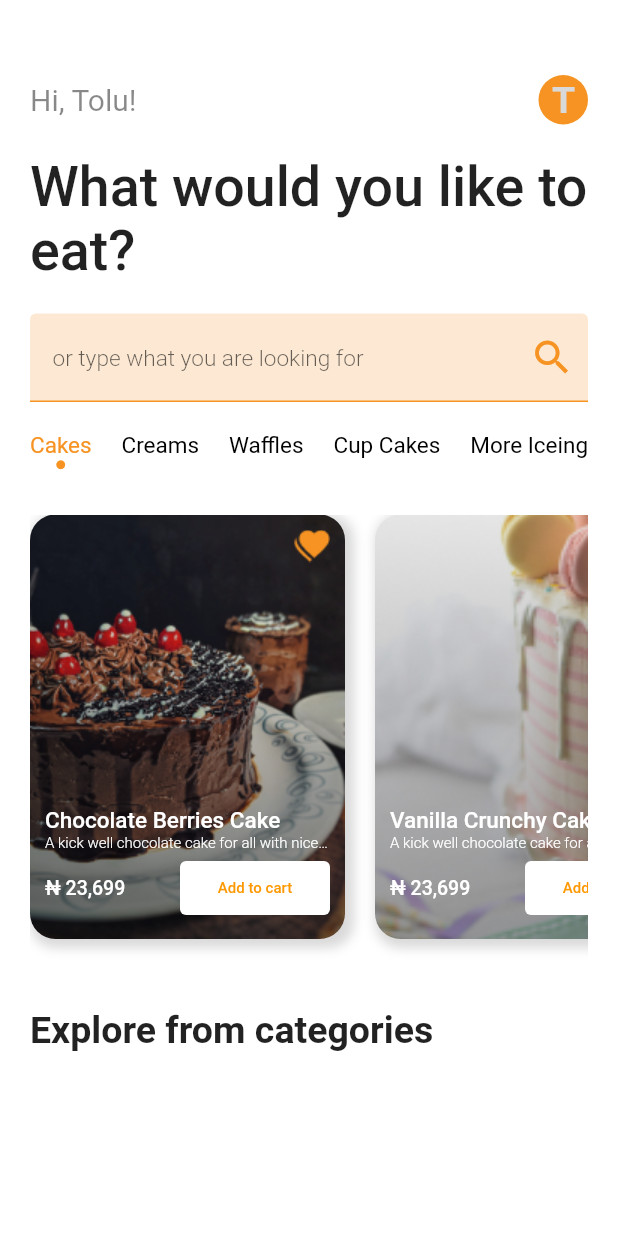
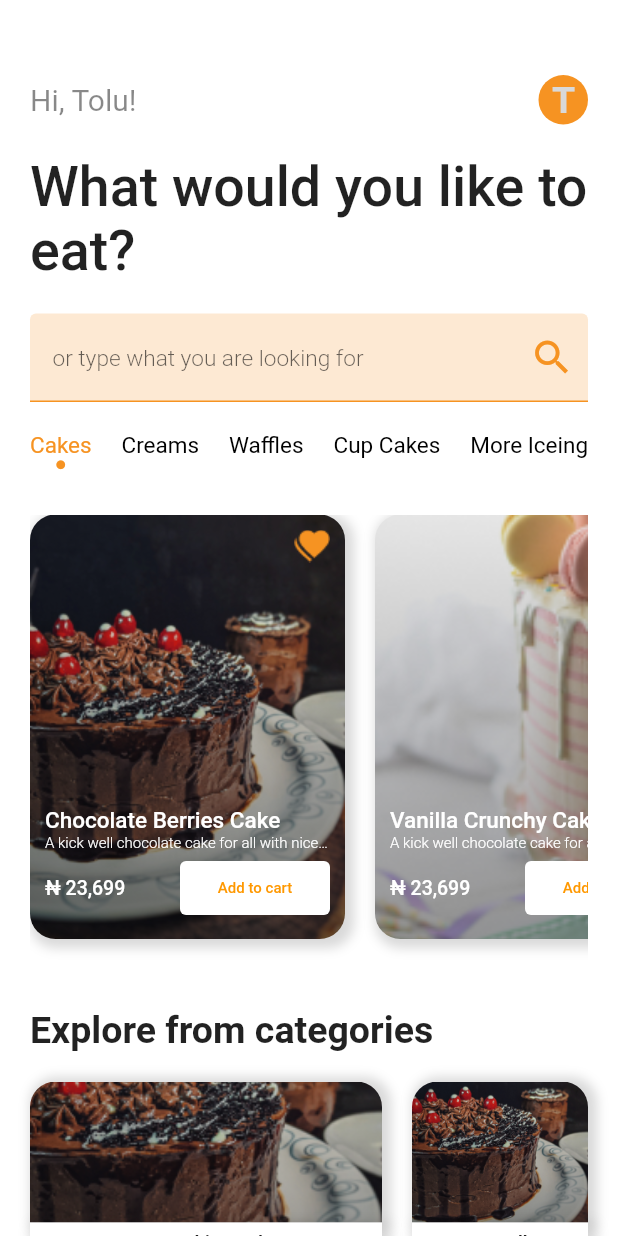
Before and after one commit to ayoolat/pastries, a Flutter app: the DashboardScreen screen opened by its route, on a phone screen of 412 x 824 dp. Run offline on Flutter 3.47's test engine with Material 2 defaults, Android fonts, the phone set to English and light mode, and no system bars; our stand-ins replace pinput.

Commit message:
Completed explore section

```diff
--- a/lib/screens/dashboard.dart
+++ b/lib/screens/dashboard.dart
@@ -6,6 +6,7 @@ import '../utils/config/images.dart';
 import '../utils/constants.dart';
 import '../widgets/CategoriesNavitionBar.dart';
 import '../widgets/MainCakeCard.dart';
+import '../widgets/exploreCardsOrder.dart';
 
 class DashboardScreen extends StatefulWidget {
   const DashboardScreen({Key? key}) : super(key: key);
@@ -19,8 +20,9 @@ class _DashboardScreenState extends State<DashboardScreen> {
   Widget build(BuildContext context) {
     return Scaffold(
       backgroundColor: Colors.white,
-      body: Container(
-        height: double.infinity,
+      body: SingleChildScrollView(
+        scrollDirection: Axis.vertical,
+        child: Container(
           width: double.infinity,
           child: Padding(
             padding: const EdgeInsets.symmetric(vertical: 50, horizontal: 20),
@@ -157,8 +159,35 @@ class _DashboardScreenState extends State<DashboardScreen> {
                     "Explore from categories",
                     style: kSubDashboardHeading,
                   ),
+                ),
+                const SizedBox(
+                  height: 20,
+                ),
+                Column(
+                  children: const [
+                    ExploreCardsOrder(
+                      item1: 4,
+                      image1: AppImages.dashboardImage1,
+                      text1: "New This Week",
+                      item2: 2,
+                      image2: AppImages.dashboardImage1,
+                      text2: "Best Seller",
+                    ),
+                    SizedBox(
+                      height: 20,
+                    ),
+                    ExploreCardsOrder(
+                      item1: 1,
+                      image1: AppImages.dashboardImage1,
+                      text1: "Cheap Trills",
+                      item2: 3,
+                      image2: AppImages.dashboardImage1,
+                      text2: "Combined Mixtures",
                     )
                   ],
+                )
+              ],
+            ),
           ),
         ),
       ),
--- /dev/null
+++ b/lib/widgets/exploreCard.dart
@@ -0,0 +1,72 @@
+import 'package:flutter/cupertino.dart';
+import 'package:flutter/material.dart';
+
+import '../utils/config/colors.dart';
+
+class ExploreCard extends StatelessWidget {
+  final AssetImage image;
+  final String text;
+
+  const ExploreCard({
+    Key? key,
+    required this.image,
+    required this.text,
+  }) : super(key: key);
+
+  @override
+  Widget build(BuildContext context) {
+    return Column(
+      children: [
+        Container(
+          height: 94,
+          decoration: BoxDecoration(
+            image: DecorationImage(
+              image: image,
+              fit: BoxFit.fitWidth,
+            ),
+            boxShadow: [
+              BoxShadow(
+                color: Colors.black.withOpacity(0.15),
+                spreadRadius: 3,
+                blurRadius: 6,
+                offset: const Offset(3, 0),
+              ),
+            ],
+            borderRadius: const BorderRadius.only(
+              topLeft: Radius.circular(17),
+              topRight: Radius.circular(17),
+            ),
+          ),
+        ),
+        Container(
+          height: 27,
+          decoration: BoxDecoration(
+            borderRadius: const BorderRadius.only(
+              bottomLeft: Radius.circular(17),
+              bottomRight: Radius.circular(17),
+            ),
+            color: AppColors.white,
+            boxShadow: [
+              BoxShadow(
+                color: Colors.black.withOpacity(0.15),
+                spreadRadius: 3,
+                blurRadius: 6,
+                offset: const Offset(3, 3),
+              ),
+            ],
+          ),
+          child: Align(
+            alignment: Alignment.center,
+            child: Text(
+              text,
+              style: const TextStyle(
+                fontSize: 12,
+                fontWeight: FontWeight.w600,
+              ),
+            ),
+          ),
+        ),
+      ],
+    );
+  }
+}
--- /dev/null
+++ b/lib/widgets/exploreCardsOrder.dart
@@ -0,0 +1,47 @@
+import 'package:flutter/cupertino.dart';
+
+import 'exploreCard.dart';
+
+class ExploreCardsOrder extends StatelessWidget {
+  final int item1;
+  final int item2;
+  final AssetImage image1;
+  final String text1;
+  final AssetImage image2;
+  final String text2;
+
+  const ExploreCardsOrder({
+    required this.item1,
+    required this.item2,
+    required this.image1,
+    required this.text2,
+    required this.image2,
+    required this.text1,
+    Key? key,
+  }) : super(key: key);
+
+  @override
+  Widget build(BuildContext context) {
+    return Row(
+      children: [
+        Flexible(
+          flex: item1,
+          child: ExploreCard(
+            image: image1,
+            text: text1,
+          ),
+        ),
+        const SizedBox(
+          width: 20,
+        ),
+        Flexible(
+          flex: 2,
+          child: ExploreCard(
+            image: image2,
+            text: text2,
+          ),
+        ),
+      ],
+    );
+  }
+}
```
Lines whose indentation alone changed are shown as unchanged.
